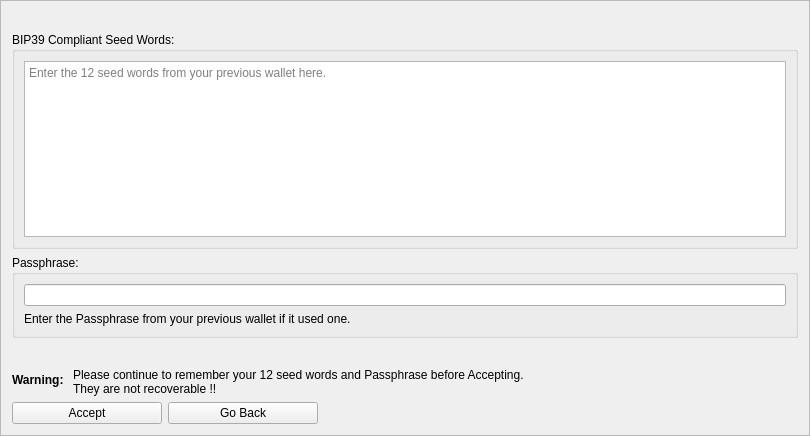
RavenProject/Ravencoin, file src/qt/forms/mnemonicdialog3.ui: the form before one commit.
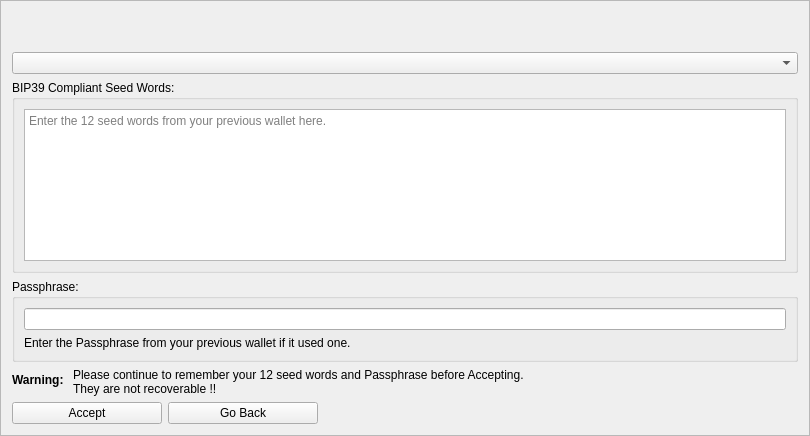
The form after the commit.

The edit to the form file:
```diff
--- a/src/qt/forms/mnemonicdialog3.ui
+++ b/src/qt/forms/mnemonicdialog3.ui
@@ -117,6 +117,106 @@
       <string/>
      </property>
     </widget>
+   </item>   
+   <item><widget class="QLabel" name="lblWarningJapanese">
+     <property name="palette">
+      <palette>
+       <active>
+        <colorrole role="WindowText">
+         <brush brushstyle="SolidPattern">
+          <color alpha="255">
+           <red>239</red>
+           <green>41</green>
+           <blue>41</blue>
+          </color>
+         </brush>
+        </colorrole>
+        <colorrole role="Text">
+         <brush brushstyle="SolidPattern">
+          <color alpha="255">
+           <red>239</red>
+           <green>41</green>
+           <blue>41</blue>
+          </color>
+         </brush>
+        </colorrole>
+        <colorrole role="ButtonText">
+         <brush brushstyle="SolidPattern">
+          <color alpha="255">
+           <red>239</red>
+           <green>41</green>
+           <blue>41</blue>
+          </color>
+         </brush>
+        </colorrole>
+       </active>
+       <inactive>
+        <colorrole role="WindowText">
+         <brush brushstyle="SolidPattern">
+          <color alpha="255">
+           <red>239</red>
+           <green>41</green>
+           <blue>41</blue>
+          </color>
+         </brush>
+        </colorrole>
+        <colorrole role="Text">
+         <brush brushstyle="SolidPattern">
+          <color alpha="255">
+           <red>239</red>
+           <green>41</green>
+           <blue>41</blue>
+          </color>
+         </brush>
+        </colorrole>
+        <colorrole role="ButtonText">
+         <brush brushstyle="SolidPattern">
+          <color alpha="255">
+           <red>239</red>
+           <green>41</green>
+           <blue>41</blue>
+          </color>
+         </brush>
+        </colorrole>
+       </inactive>
+       <disabled>
+        <colorrole role="WindowText">
+         <brush brushstyle="SolidPattern">
+          <color alpha="255">
+           <red>190</red>
+           <green>190</green>
+           <blue>190</blue>
+          </color>
+         </brush>
+        </colorrole>
+        <colorrole role="Text">
+         <brush brushstyle="SolidPattern">
+          <color alpha="255">
+           <red>190</red>
+           <green>190</green>
+           <blue>190</blue>
+          </color>
+         </brush>
+        </colorrole>
+        <colorrole role="ButtonText">
+         <brush brushstyle="SolidPattern">
+          <color alpha="255">
+           <red>190</red>
+           <green>190</green>
+           <blue>190</blue>
+          </color>
+         </brush>
+        </colorrole>
+       </disabled>
+      </palette>
+     </property>
+     <property name="text">
+      <string/>
+     </property>
+    </widget>
+   </item> 
+   <item>     
+    <widget class="QComboBox" name="languageSeedWords"/>
    </item>
    <item>
     <widget class="QGroupBox" name="groupBox">
```
